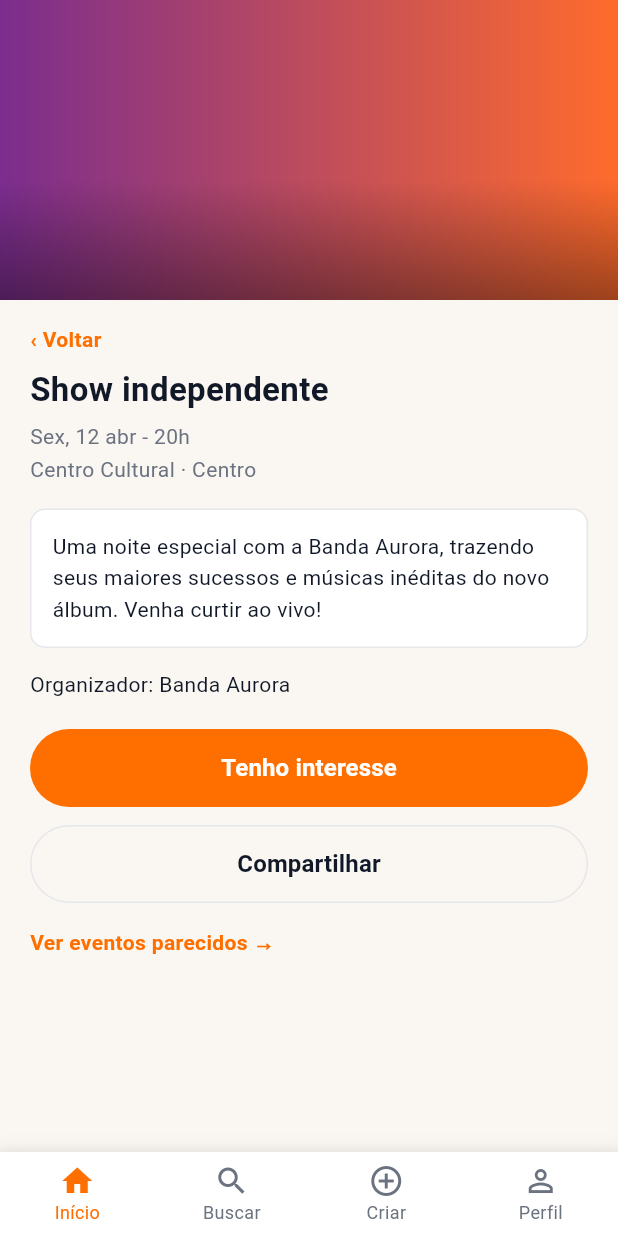
After one commit to Hugo-M-R/EventHub-mobile, a Flutter app: the EventDetailScreen screen opened directly with sample values from the repository, on a phone screen of 412 x 824 dp. The commit adds this screen. Run offline on Flutter 3.47's test engine with Material 3 defaults, Android fonts, the phone set to English and light mode, and no system bars; accounts and stored records are empty.

Commit message:
feat: tela de visualizar evento

```diff
--- a/lib/models/event.dart
+++ b/lib/models/event.dart
@@ -12,6 +12,7 @@ class Event {
   final bool isFree;
   final String? artist;
   final String? neighborhood;
+  final String? description;
 
   Event({
     required this.title,
@@ -23,6 +24,7 @@ class Event {
     this.isFree = false,
     this.artist,
     this.neighborhood,
+    this.description,
   });
 
   bool matchesQuery(String normalizedQuery) {
@@ -48,6 +50,7 @@ class Event {
         category: 'Música',
         artist: 'Banda Aurora',
         neighborhood: 'Centro',
+        description: 'Uma noite especial com a Banda Aurora, trazendo seus maiores sucessos e músicas inéditas do novo álbum. Venha curtir ao vivo!',
         gradient: const LinearGradient(
           colors: [EventHubColors.purple, EventHubColors.orange],
         ),
@@ -59,6 +62,7 @@ class Event {
         category: 'Teatro',
         artist: 'Companhia Luz',
         neighborhood: 'Jardins',
+        description: 'A Companhia Luz apresenta sua nova montagem teatral, explorando temas contemporâneos com linguagem acessível e impactante.',
         isToday: true,
         gradient: const LinearGradient(
           colors: [Color(0xFF4A90E2), Color(0xFF357ABD)],
@@ -70,6 +74,7 @@ class Event {
         location: 'Praça da Sé',
         category: 'Feira',
         neighborhood: 'Sé',
+        description: 'Feira com mais de 50 expositores locais. Encontre peças únicas de cerâmica, tecido, bijuteria e muito mais.',
         isToday: true,
         gradient: const LinearGradient(
           colors: [Color(0xFF4CAF50), Color(0xFF388E3C)],
@@ -82,6 +87,7 @@ class Event {
         category: 'Música',
         artist: 'Coletivo Verso',
         neighborhood: 'Bela Vista',
+        description: 'Sarau gratuito e aberto ao público com poesia, música e performance. Traga sua cadeira e aproveite a tarde.',
         isToday: true,
         isFree: true,
         gradient: const LinearGradient(
--- /dev/null
+++ b/lib/screens/event_detail_screen.dart
@@ -0,0 +1,194 @@
+import 'package:flutter/material.dart';
+
+import '../models/event.dart';
+import '../theme/eventhub_colors.dart';
+import '../widgets/bottom_nav.dart';
+
+class EventDetailScreen extends StatelessWidget {
+  const EventDetailScreen({super.key, required this.event});
+
+  final Event event;
+
+  String get _locationText {
+    if (event.neighborhood != null) {
+      return '${event.location} · ${event.neighborhood}';
+    }
+    return event.location;
+  }
+
+  @override
+  Widget build(BuildContext context) {
+    return Scaffold(
+      backgroundColor: EventHubColors.scaffoldBg,
+      body: Column(
+        children: [
+          _buildHeroHeader(),
+          Expanded(
+            child: SingleChildScrollView(
+              padding: const EdgeInsets.fromLTRB(20, 16, 20, 24),
+              child: Column(
+                crossAxisAlignment: CrossAxisAlignment.start,
+                children: [
+                  GestureDetector(
+                    onTap: () => Navigator.pop(context),
+                    child: const Text(
+                      '‹ Voltar',
+                      style: TextStyle(
+                        color: EventHubColors.orangeButton,
+                        fontSize: 14,
+                        fontWeight: FontWeight.w600,
+                      ),
+                    ),
+                  ),
+                  const SizedBox(height: 8),
+                  Text(
+                    event.title,
+                    style: const TextStyle(
+                      fontSize: 22,
+                      fontWeight: FontWeight.bold,
+                      color: EventHubColors.textPrimary,
+                    ),
+                  ),
+                  const SizedBox(height: 6),
+                  Text(
+                    event.date,
+                    style: const TextStyle(
+                      fontSize: 14,
+                      color: EventHubColors.textSecondary,
+                    ),
+                  ),
+                  const SizedBox(height: 2),
+                  Text(
+                    _locationText,
+                    style: const TextStyle(
+                      fontSize: 14,
+                      color: EventHubColors.textSecondary,
+                    ),
+                  ),
+                  const SizedBox(height: 16),
+                  _buildDescriptionBox(),
+                  if (event.artist != null) ...[
+                    const SizedBox(height: 14),
+                    Text(
+                      'Organizador: ${event.artist}',
+                      style: const TextStyle(
+                        fontSize: 14,
+                        color: EventHubColors.textPrimary,
+                      ),
+                    ),
+                  ],
+                  const SizedBox(height: 20),
+                  _buildPrimaryButton(),
+                  const SizedBox(height: 12),
+                  _buildSecondaryButton(),
+                  const SizedBox(height: 16),
+                  GestureDetector(
+                    onTap: () => Navigator.pop(context),
+                    child: const Text(
+                      'Ver eventos parecidos →',
+                      style: TextStyle(
+                        color: EventHubColors.orangeButton,
+                        fontSize: 14,
+                        fontWeight: FontWeight.w600,
+                      ),
+                    ),
+                  ),
+                ],
+              ),
+            ),
+          ),
+        ],
+      ),
+      bottomNavigationBar: const EventHubBottomNav(currentIndex: 0),
+    );
+  }
+
+  Widget _buildHeroHeader() {
+    return Container(
+      height: 200,
+      decoration: BoxDecoration(gradient: event.gradient),
+      child: Stack(
+        children: [
+          Positioned(
+            bottom: 0,
+            left: 0,
+            right: 0,
+            height: 80,
+            child: Container(
+              decoration: const BoxDecoration(
+                gradient: LinearGradient(
+                  begin: Alignment.topCenter,
+                  end: Alignment.bottomCenter,
+                  colors: [Colors.transparent, Colors.black38],
+                ),
+              ),
+            ),
+          ),
+        ],
+      ),
+    );
+  }
+
+  Widget _buildDescriptionBox() {
+    return Container(
+      width: double.infinity,
+      padding: const EdgeInsets.all(14),
+      decoration: BoxDecoration(
+        color: EventHubColors.cardWhite,
+        borderRadius: BorderRadius.circular(10),
+        border: Border.all(color: EventHubColors.inputBorder),
+      ),
+      child: Text(
+        event.description ?? 'Texto curto sobre o evento. Leitura rápida em poucas linhas.',
+        style: const TextStyle(
+          fontSize: 14,
+          color: EventHubColors.textPrimary,
+          height: 1.5,
+        ),
+      ),
+    );
+  }
+
+  Widget _buildPrimaryButton() {
+    return SizedBox(
+      width: double.infinity,
+      height: 52,
+      child: ElevatedButton(
+        onPressed: () {},
+        style: ElevatedButton.styleFrom(
+          backgroundColor: EventHubColors.orangeButton,
+          foregroundColor: Colors.white,
+          shape: RoundedRectangleBorder(
+            borderRadius: BorderRadius.circular(30),
+          ),
+          elevation: 0,
+        ),
+        child: const Text(
+          'Tenho interesse',
+          style: TextStyle(fontSize: 16, fontWeight: FontWeight.bold),
+        ),
+      ),
+    );
+  }
+
+  Widget _buildSecondaryButton() {
+    return SizedBox(
+      width: double.infinity,
+      height: 52,
+      child: OutlinedButton(
+        onPressed: () {},
+        style: OutlinedButton.styleFrom(
+          foregroundColor: EventHubColors.textPrimary,
+          side: const BorderSide(color: EventHubColors.inputBorder),
+          shape: RoundedRectangleBorder(
+            borderRadius: BorderRadius.circular(30),
+          ),
+        ),
+        child: const Text(
+          'Compartilhar',
+          style: TextStyle(fontSize: 16, fontWeight: FontWeight.bold),
+        ),
+      ),
+    );
+  }
+}
--- a/lib/widgets/event_card.dart
+++ b/lib/widgets/event_card.dart
@@ -1,6 +1,7 @@
 import 'package:flutter/material.dart';
 
 import '../models/event.dart';
+import '../screens/event_detail_screen.dart';
 import '../theme/eventhub_colors.dart';
 
 class EventCard extends StatelessWidget {
@@ -10,6 +11,16 @@ class EventCard extends StatelessWidget {
 
   @override
   Widget build(BuildContext context) {
+    return GestureDetector(
+      onTap: () => Navigator.push(
+        context,
+        MaterialPageRoute(builder: (_) => EventDetailScreen(event: event)),
+      ),
+      child: _buildCard(),
+    );
+  }
+
+  Widget _buildCard() {
     return Container(
       margin: const EdgeInsets.only(bottom: 16),
       decoration: BoxDecoration(
```
Also changed, not shown: 1 other file.
